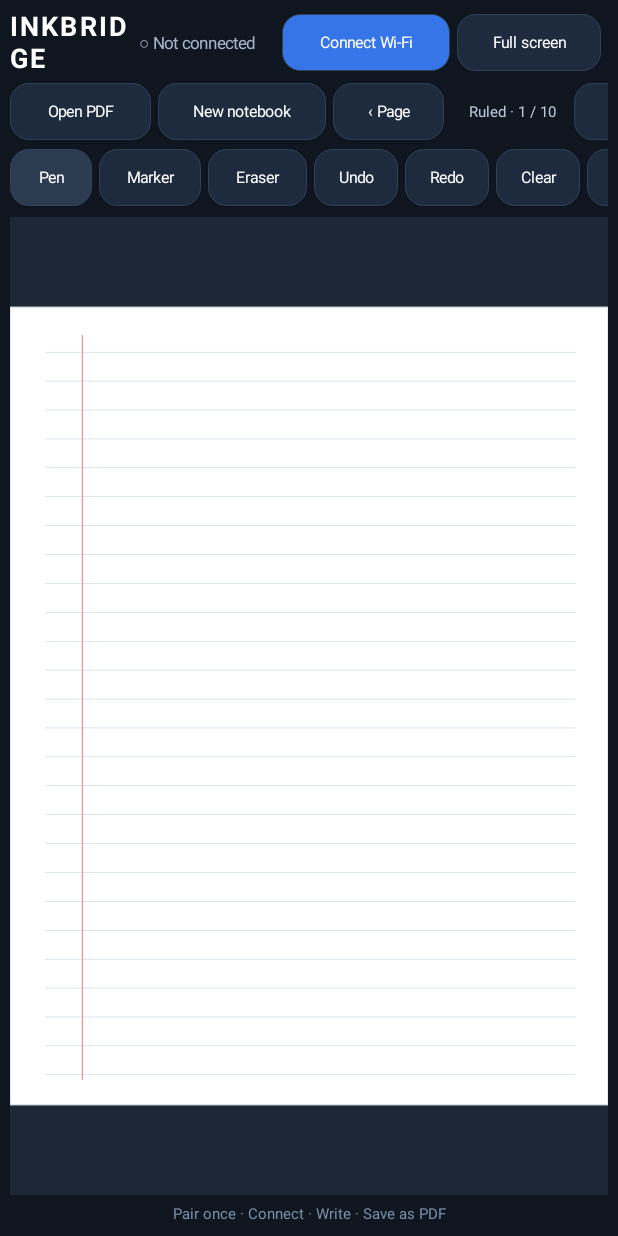
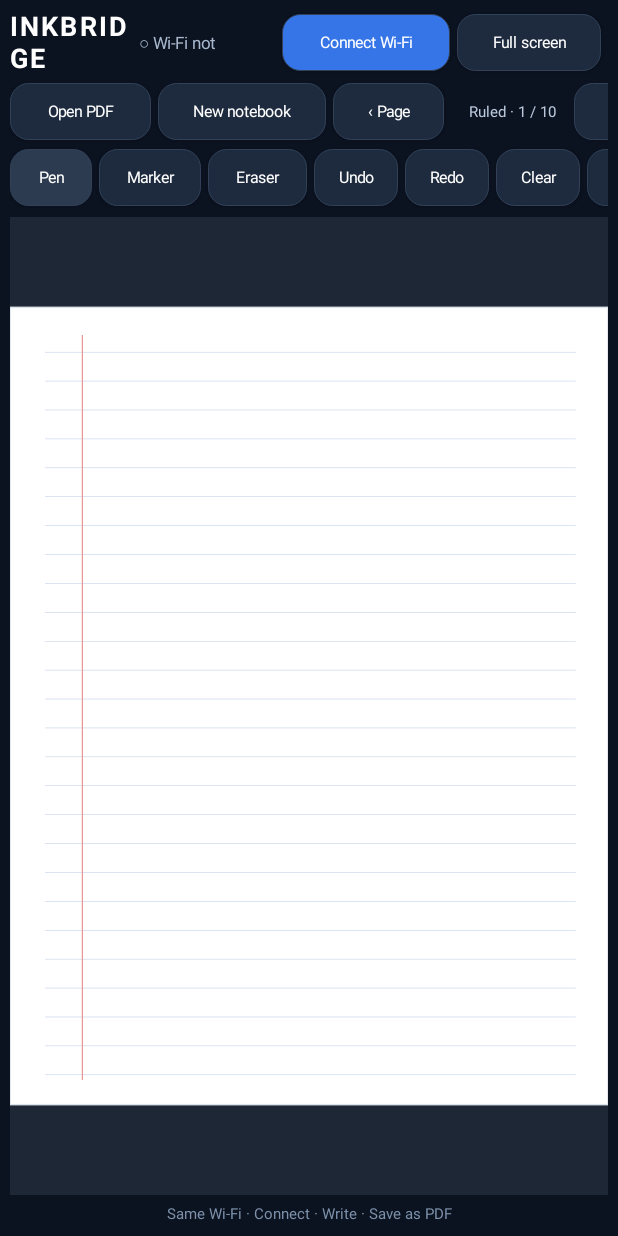
Before and after one commit to ahmed1-khaled/InkBridge, an Android app: the screen it shows after launch (MainActivity), on a phone screen of 412 x 824 dp. Run offline under Robolectric (Android 15) with nearby library versions, the phone set to English and light mode, and no system bars.

Commit message:
Polish Wi-Fi status and tablet writing surface styling

```diff
--- a/android-app/src/main/java/com/inkbridge/app/MainActivity.kt
+++ b/android-app/src/main/java/com/inkbridge/app/MainActivity.kt
@@ -39,7 +39,7 @@ class MainActivity : Activity() {
     private lateinit var fullScreenButton: Button
     private var isFullScreen = false
 
-        private val openPdfRequest = 4103
+    private val openPdfRequest = 4103
     private val createPdfRequest = 4104
     private var touchInputEnabled = true
     private var renderer: PdfRenderer? = null
@@ -113,7 +113,7 @@ class MainActivity : Activity() {
         val root = LinearLayout(this).apply {
             orientation = LinearLayout.VERTICAL
             setPadding(dp(7), dp(5), dp(7), dp(5))
-            setBackgroundColor(Color.rgb(15, 22, 32))
+            setBackgroundColor(Color.rgb(11, 18, 32))
         }
 
         val header = LinearLayout(this).apply {
@@ -128,7 +128,7 @@ class MainActivity : Activity() {
             setTypeface(null, android.graphics.Typeface.BOLD)
         }
         statusText = TextView(this).apply {
-            text = "○ Not connected"
+            text = "○ Wi-Fi not connected"
             textSize = 11f
             maxLines = 1
             setTextColor(Color.rgb(167, 183, 204))
@@ -197,7 +197,7 @@ class MainActivity : Activity() {
         root.addView(drawingView, canvasParams)
 
         val hint = TextView(this).apply {
-            text = "Pair once · Connect · Write · Save as PDF"
+            text = "Same Wi-Fi · Connect · Write · Save as PDF"
             textSize = 10f
             gravity = Gravity.CENTER
             setTextColor(Color.rgb(125, 145, 170))
```
